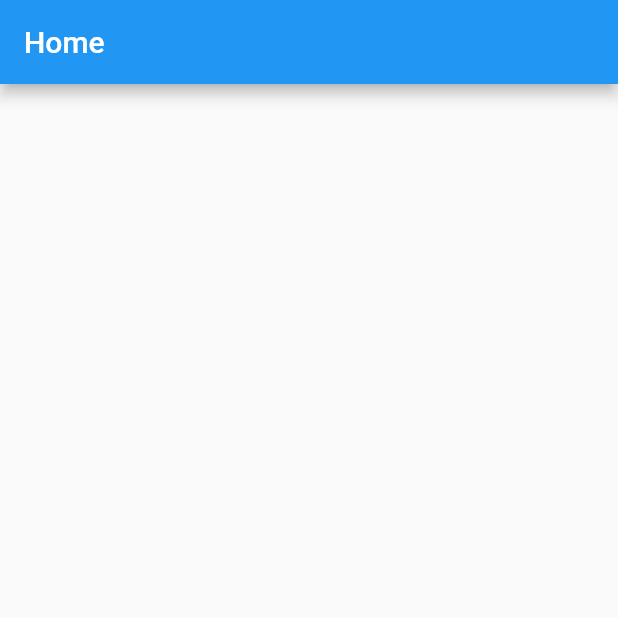
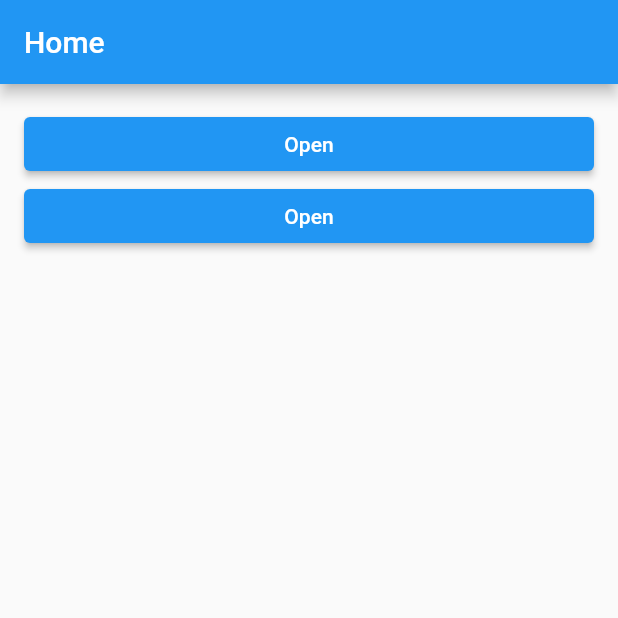
Before and after one commit to CORDEA/return_result_lazy_demo, a Flutter app: the screen it shows after launch, on a phone screen of 412 x 824 dp, the top half of it. Run offline on Flutter 3.47's test engine with Material 2 defaults, Android fonts, the light colour scheme and no system bars.

Commit message:
add buttons

```diff
--- a/lib/home.dart
+++ b/lib/home.dart
@@ -1,4 +1,6 @@
 import 'package:flutter/material.dart';
+
+import 'user.dart';
 
 class HomePage extends StatelessWidget {
   const HomePage({Key? key}) : super(key: key);
@@ -7,7 +9,27 @@ class HomePage extends StatelessWidget {
   Widget build(BuildContext context) {
     return Scaffold(
       appBar: AppBar(title: const Text('Home')),
-      body: Center(),
+      body: ListView(
+        padding: const EdgeInsets.all(16),
+        children: [
+          ElevatedButton(
+            onPressed: () async {
+              final result = await Navigator.push(
+                context,
+                MaterialPageRoute(
+                  builder: (context) => const UserPage(following: true),
+                ),
+              );
+              print(result);
+            },
+            child: const Text('Open'),
+          ),
+          ElevatedButton(
+            onPressed: () {},
+            child: const Text('Open'),
+          ),
+        ],
+      ),
     );
   }
 }
```
